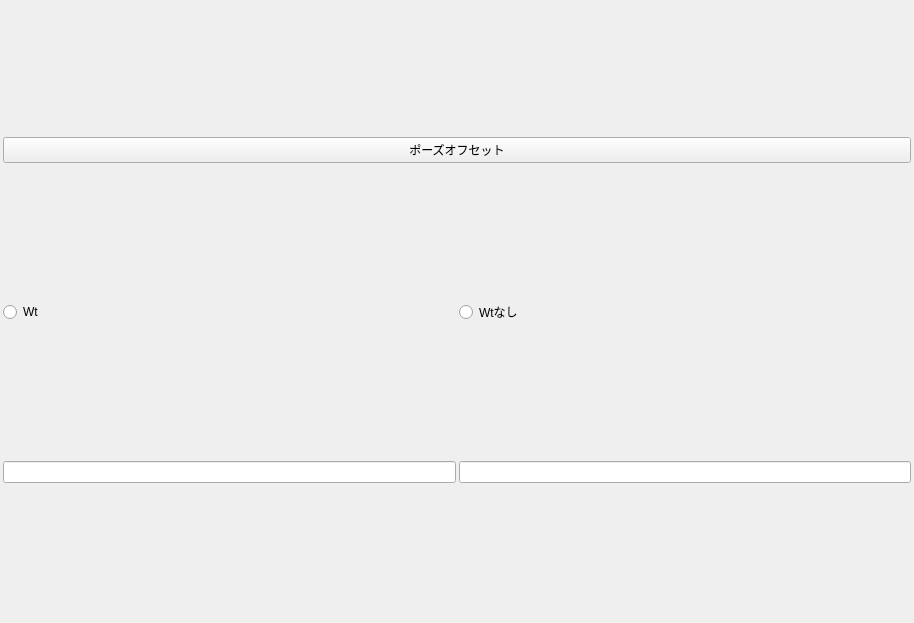
yuri4817/custom_grapheditor, file poseoffset_v1.ui: the form before one commit.
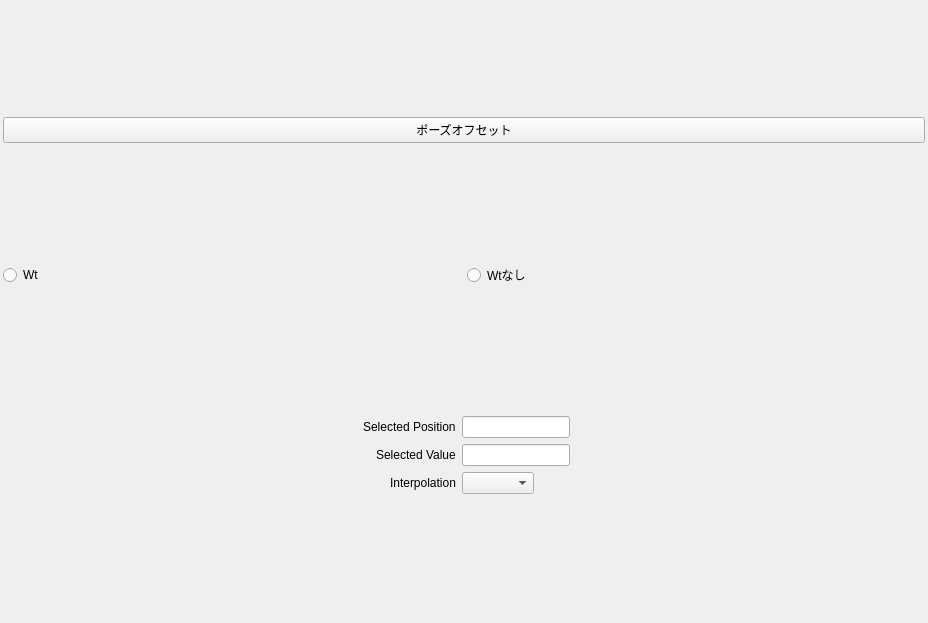
The form after the commit.

The edit to the form file:
```diff
--- a/poseoffset_v1.ui
+++ b/poseoffset_v1.ui
@@ -6,7 +6,7 @@
    <rect>
     <x>0</x>
     <y>0</y>
-    <width>914</width>
+    <width>928</width>
     <height>623</height>
    </rect>
   </property>
@@ -14,9 +14,6 @@
    <string>MainWindow</string>
   </property>
   <layout class="QVBoxLayout" name="verticalLayout">
-   <property name="spacing">
-    <number>3</number>
-   </property>
    <property name="leftMargin">
     <number>3</number>
    </property>
@@ -61,15 +58,90 @@
     </layout>
    </item>
    <item>
-    <layout class="QVBoxLayout" name="gradientControlLayout"/>
-   </item>
-   <item>
-    <layout class="QHBoxLayout" name="horizontalLayout">
+    <layout class="QHBoxLayout" name="horizontalLayout_2">
      <item>
-      <widget class="QLineEdit" name="lineEdit_x"/>
+      <widget class="QWidget" name="widget" native="true">
+       <property name="sizePolicy">
+        <sizepolicy hsizetype="Fixed" vsizetype="Preferred">
+         <horstretch>0</horstretch>
+         <verstretch>0</verstretch>
+        </sizepolicy>
+       </property>
+       <layout class="QFormLayout" name="formLayout">
+        <property name="sizeConstraint">
+         <enum>QLayout::SetFixedSize</enum>
+        </property>
+        <property name="fieldGrowthPolicy">
+         <enum>QFormLayout::FieldsStayAtSizeHint</enum>
+        </property>
+        <property name="rowWrapPolicy">
+         <enum>QFormLayout::DontWrapRows</enum>
+        </property>
+        <property name="labelAlignment">
+         <set>Qt::AlignRight|Qt::AlignTrailing|Qt::AlignVCenter</set>
+        </property>
+        <property name="formAlignment">
+         <set>Qt::AlignHCenter|Qt::AlignTop</set>
+        </property>
+        <item row="0" column="0">
+         <widget class="QLabel" name="label">
+          <property name="text">
+           <string>Selected Position</string>
+          </property>
+         </widget>
+        </item>
+        <item row="0" column="1">
+         <widget class="QLineEdit" name="lineEdit_x">
+          <property name="sizePolicy">
+           <sizepolicy hsizetype="Preferred" vsizetype="Fixed">
+            <horstretch>0</horstretch>
+            <verstretch>0</verstretch>
+           </sizepolicy>
+          </property>
+         </widget>
+        </item>
+        <item row="1" column="0">
+         <widget class="QLabel" name="label_2">
+          <property name="text">
+           <string>Selected Value</string>
+          </property>
+         </widget>
+        </item>
+        <item row="1" column="1">
+         <widget class="QLineEdit" name="lineEdit_y">
+          <property name="sizePolicy">
+           <sizepolicy hsizetype="Expanding" vsizetype="Fixed">
+            <horstretch>0</horstretch>
+            <verstretch>0</verstretch>
+           </sizepolicy>
+          </property>
+         </widget>
+        </item>
+        <item row="2" column="0">
+         <widget class="QLabel" name="label_3">
+          <property name="text">
+           <string>Interpolation</string>
+          </property>
+         </widget>
+        </item>
+        <item row="2" column="1">
+         <widget class="QComboBox" name="comboBox">
+          <property name="sizePolicy">
+           <sizepolicy hsizetype="Preferred" vsizetype="Fixed">
+            <horstretch>0</horstretch>
+            <verstretch>0</verstretch>
+           </sizepolicy>
+          </property>
+          <property name="currentText">
+           <string/>
+          </property>
+         </widget>
+        </item>
+       </layout>
+      </widget>
      </item>
      <item>
-      <widget class="QLineEdit" name="lineEdit_y"/>
+      <layout class="QVBoxLayout" name="gradientControlLayout"/>
      </item>
     </layout>
    </item>
```
Left out of the diff: 20 changed lines with no effect on the pictures.
